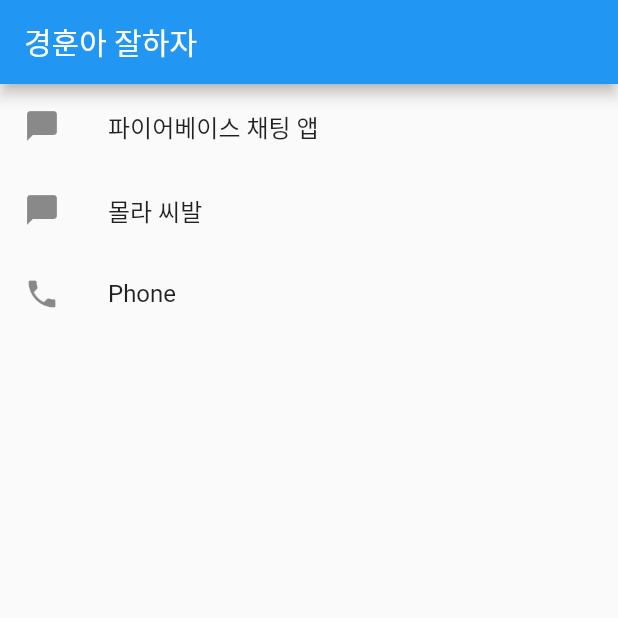
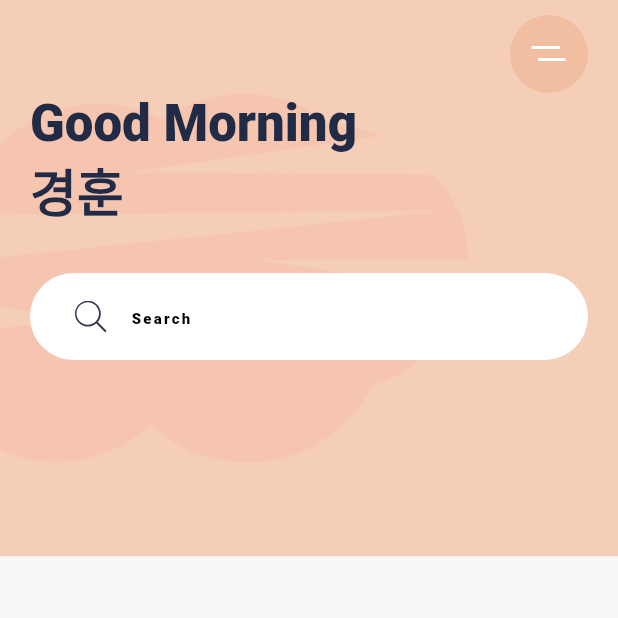
Before and after one commit to hellowo86/FirstFlutterApp, a Flutter app: the screen it shows after launch, after a tap on "몰라 씨발", on a phone screen of 412 x 824 dp, the top half of it. Run offline on Flutter 3.47's test engine with Material 2 defaults, Android fonts, the light colour scheme and no system bars; our stand-ins replace firebase_auth, flutter_svg, theme_provider; missing offline and left inert: flutter_statusbarcolor; accounts and stored records are empty.

Commit message:
테스트커밋

```diff
--- a/lib/deditation_app/main.dart
+++ b/lib/deditation_app/main.dart
@@ -0,0 +1,91 @@
+import 'package:firstflutter/deditation_app/constants.dart';
+import 'package:flutter/material.dart';
+import 'package:flutter_statusbarcolor/flutter_statusbarcolor.dart';
+import 'package:flutter_svg/flutter_svg.dart';
+
+class MeditationApp extends StatelessWidget {
+  @override
+  Widget build(BuildContext context) {
+    return MaterialApp(
+      title: 'MeditationApp',
+      theme: ThemeData(
+        fontFamily: 'Cairo',
+        scaffoldBackgroundColor: kBackgroundColor,
+        textTheme: Theme.of(context).textTheme.apply(displayColor: kTextColor),
+      ),
+      home: HomeScreen(),
+    );
+  }
+}
+
+class HomeScreen extends StatelessWidget {
+  @override
+  Widget build(BuildContext context) {
+    var size = MediaQuery.of(context).size;
+    FlutterStatusbarcolor.setStatusBarColor(Colors.transparent);
+    FlutterStatusbarcolor.setStatusBarWhiteForeground(false);
+    FlutterStatusbarcolor.setNavigationBarColor(kBackgroundColor);
+    FlutterStatusbarcolor.setNavigationBarWhiteForeground(false);
+    return Scaffold(
+      body: Stack(
+        children: <Widget>[
+          Container(
+            height: size.height * .45,
+            decoration: BoxDecoration(
+              color: Color(0xFFF5CEB8),
+              image: DecorationImage(
+                image: AssetImage('assets/images/undraw_pilates_gpdb.png'),
+                alignment: Alignment.centerLeft,
+              ),
+            ),
+          ),
+          SafeArea(
+            child: Padding(
+              padding: const EdgeInsets.symmetric(horizontal: 20, vertical: 10),
+              child: Column(
+                crossAxisAlignment: CrossAxisAlignment.start,
+                children: <Widget>[
+                  Align(
+                    alignment: Alignment.topRight,
+                    child: Container(
+                      alignment: Alignment.center,
+                      height: 52,
+                      width: 52,
+                      decoration: BoxDecoration(
+                          color: Color(0xFFF2BEA1),
+                          shape: BoxShape.circle
+                      ),
+                      child: SvgPicture.asset('assets/icons/menu.svg'),
+                    ),
+                  ),
+                  Text('Good Morning\n경훈',
+                    style: Theme.of(context).textTheme.headline4
+                        .copyWith(fontWeight: FontWeight.w900),
+                  ),
+                  Container(
+                    margin: EdgeInsets.symmetric(vertical: 30),
+                    padding: EdgeInsets.symmetric(horizontal: 30, vertical: 5),
+                    decoration: BoxDecoration(
+                      color: Colors.white,
+                      borderRadius: BorderRadius.circular(29.5)
+                    ),
+                    child: TextField(
+                      decoration: InputDecoration(
+                        hintText: 'Search',
+                        hintStyle: Theme.of(context).textTheme.overline
+                            .copyWith(fontWeight: FontWeight.w900),
+                        icon: SvgPicture.asset('assets/icons/search.svg'),
+                        border: InputBorder.none,
+                      ),
+                    ),
+                  )
+                ],
+              ),
+            ),
+          )
+        ],
+      ),
+
+    );
+  }
+}
--- a/lib/main.dart
+++ b/lib/main.dart
@@ -1,4 +1,5 @@
 import 'package:firstflutter/app/firebase_chat_app/splash.dart';
+import 'package:firstflutter/deditation_app/main.dart';
 import 'package:flutter/material.dart';
 
 void main() => runApp(MyApp());
@@ -26,7 +27,7 @@ class MyApp extends StatelessWidget {
                 leading: Icon(Icons.chat_bubble),
                 title: Text('몰라 씨발'),
                 onTap: () {
-                  Navigator.of(context).push(_createRoute());
+                  Navigator.of(context).push(_createRoute(MeditationApp()));
                 },
               ),
               ListTile(
```
Also changed, not shown: pubspec.yaml (+16 -7 lines), pubspec.lock.
